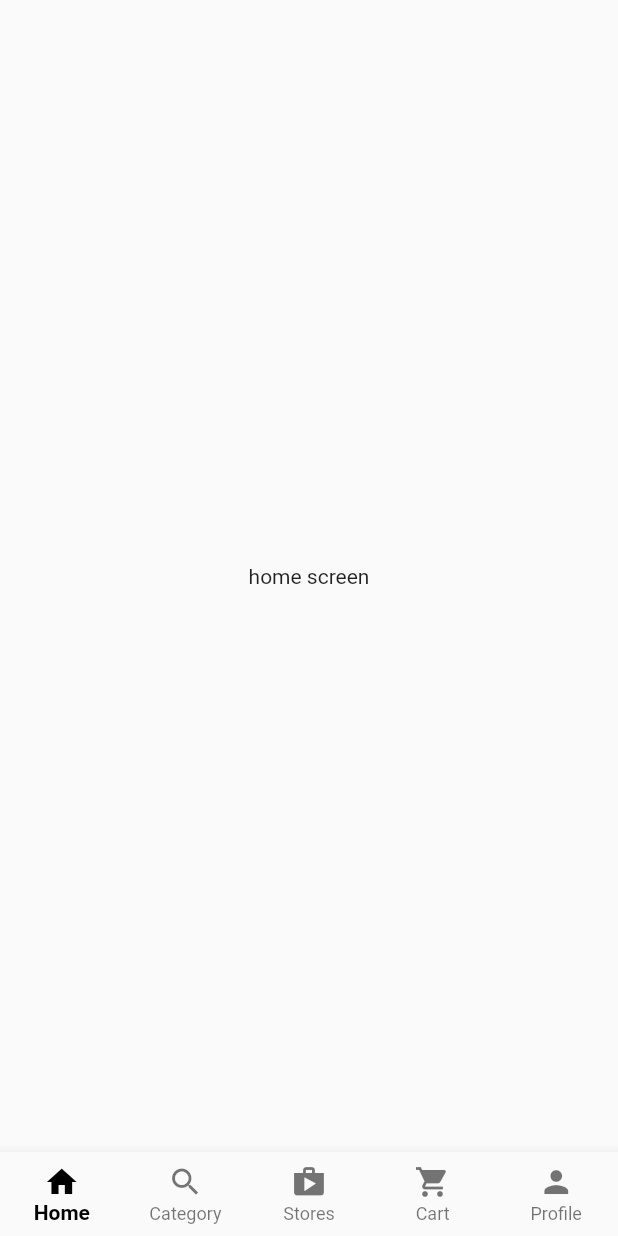
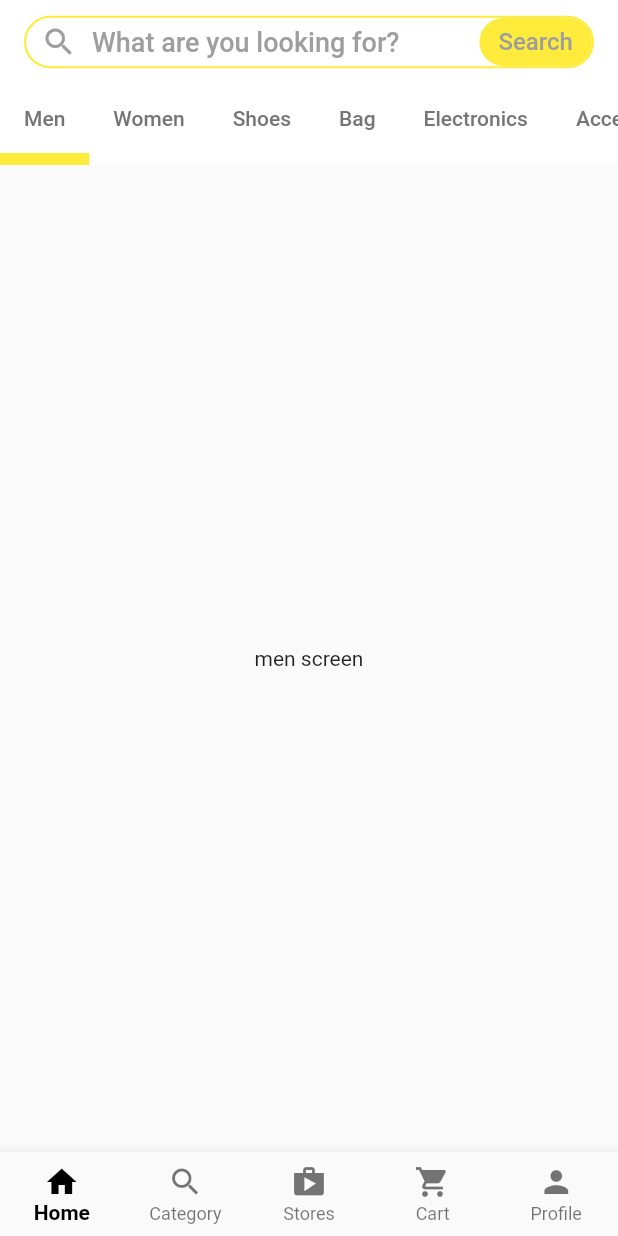
Before and after one commit to rohitbalage/multi_store_app, a Flutter app: the screen it shows after launch, on a phone screen of 412 x 824 dp. Run offline on Flutter 3.47's test engine with Material 2 defaults, Android fonts, the phone set to English and light mode, and no system bars.

Commit message:
Added Various option bars and search action bar screen in customer_home screen, modified home screen,

```diff
--- a/lib/main.dart
+++ b/lib/main.dart
@@ -12,6 +12,7 @@ class MyApp extends StatelessWidget {
   @override
   Widget build(BuildContext context) {
     return const MaterialApp(
+    debugShowCheckedModeBanner: false,
       title: 'Multi Store App',
       home: CustomerHomeScreen(),
     );
--- a/lib/main_screens/customer_home.dart
+++ b/lib/main_screens/customer_home.dart
@@ -1,4 +1,5 @@
 import 'package:flutter/material.dart';
+import 'package:multi_store_app/main_screens/home.dart';
 
 class CustomerHomeScreen extends StatefulWidget {
   const CustomerHomeScreen({Key? key}) : super(key: key);
@@ -10,7 +11,7 @@ class CustomerHomeScreen extends StatefulWidget {
 class _CustomerHomeScreenState extends State<CustomerHomeScreen> {
   int _selectedIndex = 0;
   final List<Widget> _tabs = const [
-    Center(child: Text('home screen'),),
+    HomeScreen(),
     Center(child: Text('category screen'),),
     Center(child: Text('stores screen'),),
     Center(child: Text('cart screen'),),
--- /dev/null
+++ b/lib/main_screens/home.dart
@@ -0,0 +1,142 @@
+import 'package:flutter/cupertino.dart';
+import 'package:flutter/material.dart';
+import 'package:multi_store_app/minor_screens/search.dart';
+
+
+class HomeScreen extends StatefulWidget {
+  const HomeScreen({Key? key}) : super(key: key);
+
+  @override
+  State<HomeScreen> createState() => _HomeScreenState();
+}
+
+class _HomeScreenState extends State<HomeScreen> {
+  @override
+  Widget build(BuildContext context) {
+    return DefaultTabController(
+      length: 9,
+      child: Scaffold(
+        appBar: AppBar(
+          elevation: 0,
+          backgroundColor: Colors.white,
+          title: InkWell(
+            onTap: ()
+
+            {
+              Navigator.push(context, MaterialPageRoute(builder: (context)=> const SearchScreen()));
+            },
+            child: Container(
+              height: 35,
+              decoration: BoxDecoration(border: Border.all(color:Colors.yellow, width: 1.4, ), borderRadius: BorderRadius.circular(25) ),
+              child:Row (
+                mainAxisAlignment: MainAxisAlignment.spaceBetween,
+                children: [
+
+                  Row(
+                    children: const [
+                      Padding(
+                        padding: const EdgeInsets.symmetric(horizontal: 10),
+                        child: Icon(Icons.search, color: Colors.grey,),
+                      ),
+
+                      Text('What are you looking for?',
+                        style: TextStyle(fontSize: 18, color: Colors.grey ),),
+                    ],
+                  ),
+
+                  Container(
+                    height: 32,
+                    width: 75,
+                    decoration: BoxDecoration(color: Colors.yellow,
+             borderRadius: BorderRadius.circular(25)),
+                  child: const Center(
+                    child: Text('Search',
+                      style: TextStyle(fontSize: 16, color: Colors.grey ),),
+                  ),
+                  )
+                ],
+
+              ) ,
+
+
+            ),
+          ),
+          bottom: const TabBar(
+            isScrollable:true ,
+            indicatorColor: Colors.yellow,
+            indicatorWeight:8 ,
+            tabs: [
+              RepeatedTab(
+                label: 'Men',
+              ),
+              RepeatedTab(
+                label: 'Women',
+              ),
+              RepeatedTab(
+                label: 'Shoes',
+              ),
+              RepeatedTab(
+                label: 'Bag',
+              ),
+              RepeatedTab(
+                label: 'Electronics',
+              ),
+              RepeatedTab(
+                label: 'Accessories',
+              ),
+              RepeatedTab(
+                label: 'Home & Garden',
+              ),
+              RepeatedTab(
+                label: 'Kids',
+              ),
+              RepeatedTab(
+                label: 'Beauty',
+              ),
+            ],
+          ),
+        ),
+        body: const TabBarView(children: [
+          Center(
+            child: Text('men screen'),
+          ),
+          Center(
+            child: Text('women screen'),
+          ),
+          Center(
+            child: Text('shoes screen'),
+          ),
+          Center(
+            child: Text('bag screen'),
+          ),
+          Center(
+            child: Text('electronics screen'),),
+      Center(
+          child: Text('accessories screen'),),
+          Center(
+            child: Text('home and garden screen'),),
+          Center(
+            child: Text('kids screen'),),
+          Center(
+            child: Text('beauty screen'),),
+
+        ]),
+      ),
+    );
+  }
+}
+
+class RepeatedTab extends StatelessWidget {
+  final String label;
+  const RepeatedTab({super.key, required this.label});
+
+  @override
+  Widget build(BuildContext context) {
+    return Tab(
+      child: Text(
+        label,
+        style: TextStyle(color: Colors.grey.shade600),
+      ),
+    );
+  }
+}
--- /dev/null
+++ b/lib/minor_screens/search.dart
@@ -0,0 +1,19 @@
+import 'package:flutter/cupertino.dart';
+import 'package:flutter/material.dart';
+
+class SearchScreen extends StatelessWidget {
+  const SearchScreen({Key? key}) : super(key: key);
+
+  @override
+  Widget build(BuildContext context) {
+    return Scaffold(
+      appBar: AppBar(title: const CupertinoSearchTextField() ,
+      elevation:0 ,
+      backgroundColor: Colors.white,
+        leading:IconButton(icon: Icon(Icons.arrow_back_ios_new, color: Colors.black,), onPressed: (){Navigator.pop(context); }, ),
+      ),
+
+
+    );
+  }
+}
```
